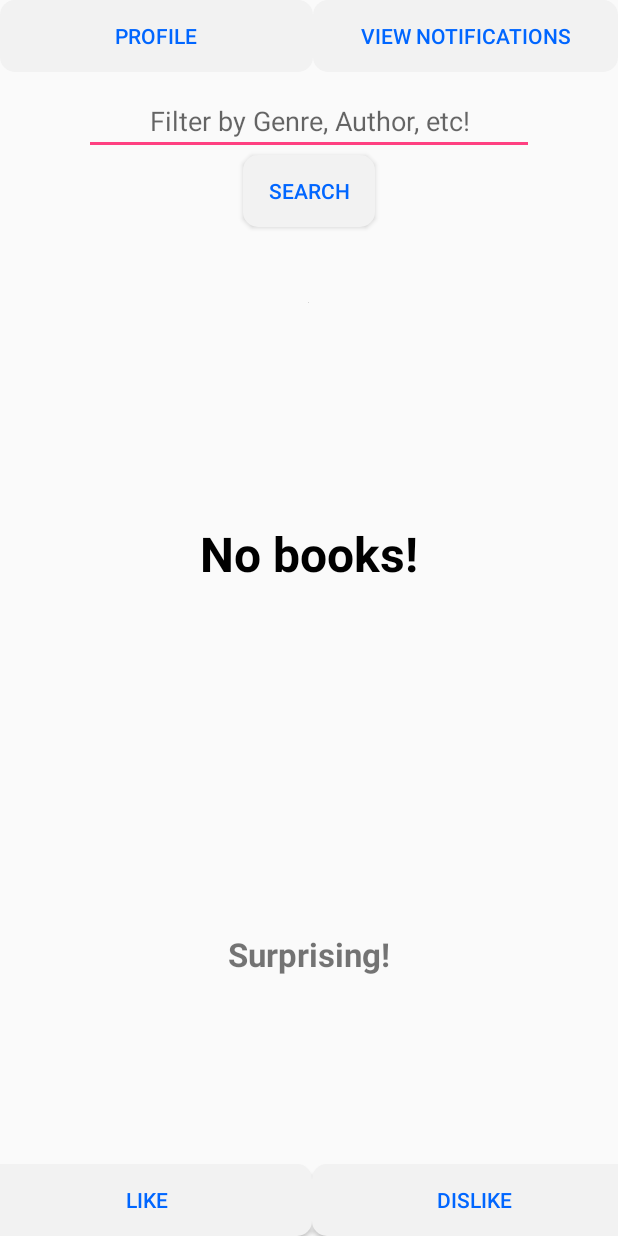
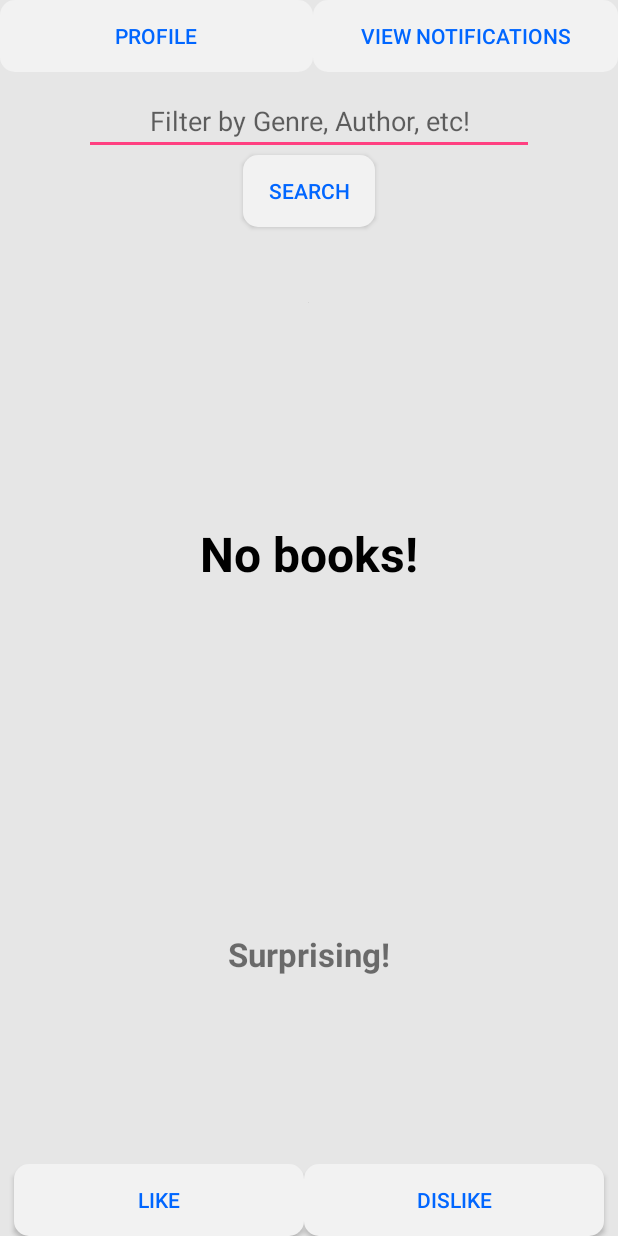
Before and after one commit to lucashu1/kindlr, an Android app: the MainSwipingScreenActivity screen opened directly, with no data from a screen before it, on a phone screen of 412 x 824 dp. Run offline under Robolectric (Android 15) with nearby library versions, the phone set to English and light mode, and no system bars; our stand-ins replace Firebase (no records; nobody signed in at launch, a user with empty details on screens opened directly), Picasso; pictures from the network do not load.

Commit message:
background color changes

```diff
--- a/app/src/main/res/layout/activity_edit_profile.xml
+++ b/app/src/main/res/layout/activity_edit_profile.xml
@@ -3,7 +3,8 @@
                                              xmlns:app="http://schemas.android.com/apk/res-auto"
                                              xmlns:tools="http://schemas.android.com/tools"
                                              android:layout_width="match_parent"
-                                             android:layout_height="match_parent"
+                                            android:background = '@color/darker_white'
+                                            android:layout_height="match_parent"
                                              tools:context=".EditProfileActivity">
 
 
--- a/app/src/main/res/layout/activity_login.xml
+++ b/app/src/main/res/layout/activity_login.xml
@@ -5,6 +5,7 @@
     android:layout_height="match_parent"
     android:gravity="center_horizontal"
     android:orientation="vertical"
+    android:background = '@color/darker_white'
     android:paddingBottom="@dimen/activity_vertical_margin"
     android:paddingLeft="@dimen/activity_horizontal_margin"
     android:paddingRight="@dimen/activity_horizontal_margin"
--- a/app/src/main/res/layout/activity_main_swiping_screen.xml
+++ b/app/src/main/res/layout/activity_main_swiping_screen.xml
@@ -6,6 +6,7 @@
     android:layout_width="match_parent"
     android:layout_height="match_parent"
     android:orientation="vertical"
+    android:background = '@color/darker_white'
     android:gravity="center"
     tools:context=".MainSwipingScreenActivity">
     <LinearLayout
@@ -120,7 +121,7 @@
 
         <Button
             android:id="@+id/like_button"
-            android:layout_width="220dp"
+            android:layout_width="193dp"
             android:layout_height="wrap_content"
             android:background="@drawable/shape_capsule"
             android:text="@string/like_book_button"
@@ -130,7 +131,7 @@
 
         <Button
             android:id="@+id/dislike_button"
-            android:layout_width="216dp"
+            android:layout_width="200dp"
             android:layout_height="wrap_content"
             android:layout_alignParentBottom="true"
             android:background="@drawable/shape_capsule"
--- a/app/src/main/res/layout/activity_post_book.xml
+++ b/app/src/main/res/layout/activity_post_book.xml
@@ -3,7 +3,8 @@
                                              xmlns:app="http://schemas.android.com/apk/res-auto"
                                              xmlns:tools="http://schemas.android.com/tools"
                                              android:layout_width="match_parent"
-                                             android:layout_height="match_parent"
+                                                android:background = '@color/darker_white'
+                                                android:layout_height="match_parent"
                                              tools:context=".PostBookActivity">
 
 
--- a/app/src/main/res/layout/activity_signup.xml
+++ b/app/src/main/res/layout/activity_signup.xml
@@ -4,6 +4,7 @@
     xmlns:tools="http://schemas.android.com/tools"
     android:layout_width="match_parent"
     android:layout_height="match_parent"
+    android:background = '@color/darker_white'
     tools:context=".SignupActivity">
 
 
--- a/app/src/main/res/layout/activity_view_exchange.xml
+++ b/app/src/main/res/layout/activity_view_exchange.xml
@@ -4,6 +4,7 @@
     xmlns:tools="http://schemas.android.com/tools"
     android:layout_width="match_parent"
     android:layout_height="match_parent"
+    android:background = '@color/darker_white'
     tools:context=".ViewExchangeActivity">
 
     <ScrollView
--- a/app/src/main/res/layout/activity_view_notifications.xml
+++ b/app/src/main/res/layout/activity_view_notifications.xml
@@ -4,6 +4,7 @@
     xmlns:tools="http://schemas.android.com/tools"
     android:layout_width="match_parent"
     android:layout_height="match_parent"
+    android:background = '@color/darker_white'
     tools:context=".ViewNotificationsActivity">
 
     <ScrollView
--- a/app/src/main/res/layout/activity_view_profile.xml
+++ b/app/src/main/res/layout/activity_view_profile.xml
@@ -6,7 +6,7 @@
     android:layout_height="match_parent"
               android:orientation="vertical"
               android:gravity="center"
-
+    android:background = '@color/darker_white'
 
     tools:context=".ViewProfileActivity">
 
--- a/app/src/main/res/layout/content_post_book.xml
+++ b/app/src/main/res/layout/content_post_book.xml
@@ -6,6 +6,7 @@
     android:layout_height="match_parent"
     app:layout_behavior="@string/appbar_scrolling_view_behavior"
     tools:context=".PostBookActivity"
+    android:background = '@color/darker_white'
     tools:showIn="@layout/activity_post_book">
 
 </android.support.constraint.ConstraintLayout>
```
